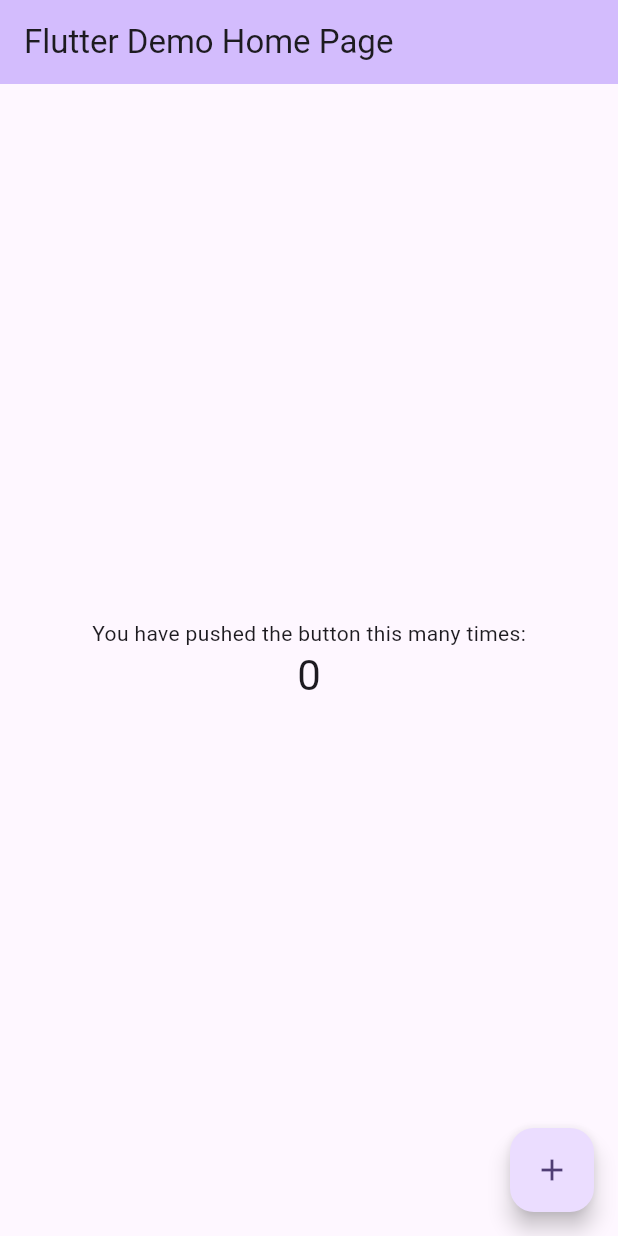
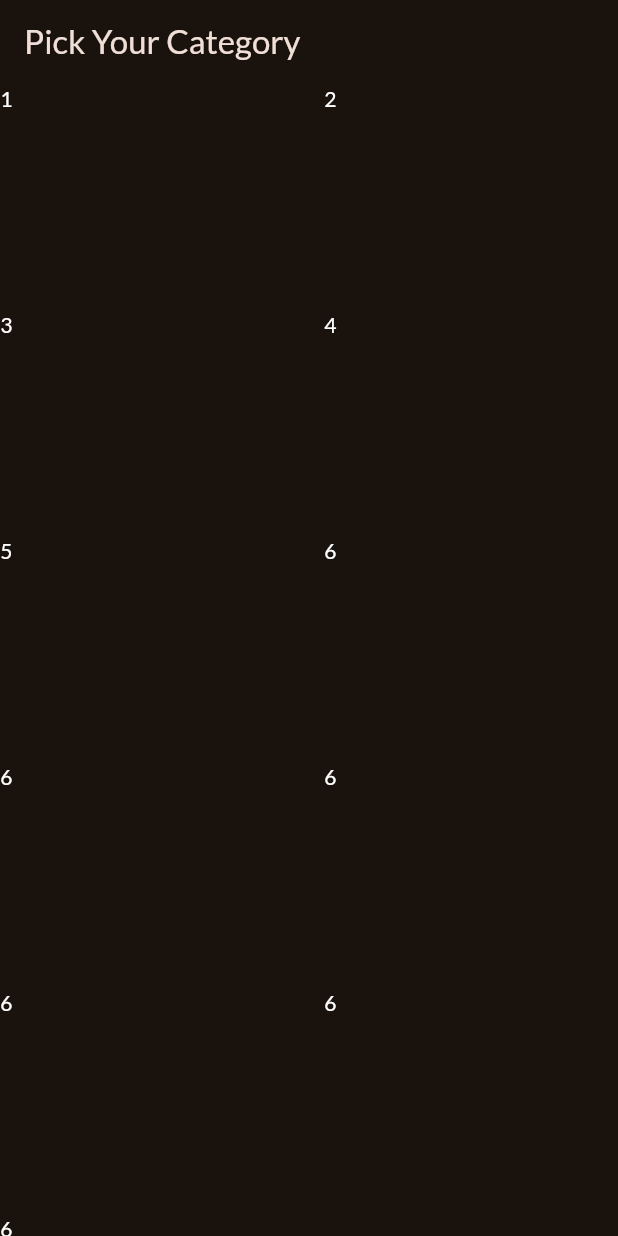
Before and after one commit to ajax-39/Flutter_InfoMeal, a Flutter app: the screen it shows after launch, on a phone screen of 412 x 824 dp. Run offline on Flutter 3.47's test engine with Material 3 defaults, Android fonts, the phone set to English and light mode, and no system bars; our stand-ins replace google_fonts.

Commit message:
create gridview structure

```diff
--- /dev/null
+++ b/lib/categories.dart
@@ -0,0 +1,72 @@
+import 'package:flutter/material.dart';
+
+class CategoriesScreen extends StatelessWidget {
+  const CategoriesScreen({super.key});
+
+  @override
+  Widget build(context) {
+    return Scaffold(
+      //
+      appBar: AppBar(
+        title: const Text(
+          'Pick Your Category',
+        ),
+      ),
+      //
+      body: GridView(
+        gridDelegate: const SliverGridDelegateWithFixedCrossAxisCount(
+          crossAxisCount: 2,
+          childAspectRatio: 3 / 2,
+          crossAxisSpacing: 20,
+          mainAxisSpacing: 20,
+        ),
+        children: const [
+          Text(
+            '1',
+            style: TextStyle(color: Colors.white),
+          ),
+          Text(
+            '2',
+            style: TextStyle(color: Colors.white),
+          ),
+          Text(
+            '3',
+            style: TextStyle(color: Colors.white),
+          ),
+          Text(
+            '4',
+            style: TextStyle(color: Colors.white),
+          ),
+          Text(
+            '5',
+            style: TextStyle(color: Colors.white),
+          ),
+          Text(
+            '6',
+            style: TextStyle(color: Colors.white),
+          ),
+          Text(
+            '6',
+            style: TextStyle(color: Colors.white),
+          ),
+          Text(
+            '6',
+            style: TextStyle(color: Colors.white),
+          ),
+          Text(
+            '6',
+            style: TextStyle(color: Colors.white),
+          ),
+          Text(
+            '6',
+            style: TextStyle(color: Colors.white),
+          ),
+          Text(
+            '6',
+            style: TextStyle(color: Colors.white),
+          ),
+        ],
+      ),
+    );
+  }
+}
--- a/lib/main.dart
+++ b/lib/main.dart
@@ -1,125 +1,30 @@
 import 'package:flutter/material.dart';
 
+import 'package:google_fonts/google_fonts.dart';
+import 'package:meals/categories.dart';
+
+final theme = ThemeData(
+  useMaterial3: true,
+  colorScheme: ColorScheme.fromSeed(
+    brightness: Brightness.dark,
+    seedColor: const Color.fromARGB(255, 131, 57, 0),
+  ),
+  textTheme: GoogleFonts.latoTextTheme(),
+);
+
 void main() {
-  runApp(const MyApp());
+  runApp(const App());
 }
 
-class MyApp extends StatelessWidget {
-  const MyApp({super.key});
+class App extends StatelessWidget {
+  const App({super.key});
 
-  // This widget is the root of your application.
   @override
   Widget build(BuildContext context) {
     return MaterialApp(
-      title: 'Flutter Demo',
-      theme: ThemeData(
-        // This is the theme of your application.
-        //
-        // TRY THIS: Try running your application with "flutter run". You'll see
-        // the application has a purple toolbar. Then, without quitting the app,
-        // try changing the seedColor in the colorScheme below to Colors.green
-        // and then invoke "hot reload" (save your changes or press the "hot
-        // reload" button in a Flutter-supported IDE, or press "r" if you used
-        // the command line to start the app).
-        //
-        // Notice that the counter didn't reset back to zero; the application
-        // state is not lost during the reload. To reset the state, use hot
-        // restart instead.
-        //
-        // This works for code too, not just values: Most code changes can be
-        // tested with just a hot reload.
-        colorScheme: ColorScheme.fromSeed(seedColor: Colors.deepPurple),
-        useMaterial3: true,
-      ),
-      home: const MyHomePage(title: 'Flutter Demo Home Page'),
+      debugShowCheckedModeBanner: false,
+      theme: theme,
+      home: const CategoriesScreen(),
     );
   }
 }
-
-class MyHomePage extends StatefulWidget {
-  const MyHomePage({super.key, required this.title});
-
-  // This widget is the home page of your application. It is stateful, meaning
-  // that it has a State object (defined below) that contains fields that affect
-  // how it looks.
-
-  // This class is the configuration for the state. It holds the values (in this
-  // case the title) provided by the parent (in this case the App widget) and
-  // used by the build method of the State. Fields in a Widget subclass are
-  // always marked "final".
-
-  final String title;
-
-  @override
-  State<MyHomePage> createState() => _MyHomePageState();
-}
-
-class _MyHomePageState extends State<MyHomePage> {
-  int _counter = 0;
-
-  void _incrementCounter() {
-    setState(() {
-      // This call to setState tells the Flutter framework that something has
-      // changed in this State, which causes it to rerun the build method below
-      // so that the display can reflect the updated values. If we changed
-      // _counter without calling setState(), then the build method would not be
-      // called again, and so nothing would appear to happen.
-      _counter++;
-    });
-  }
-
-  @override
-  Widget build(BuildContext context) {
-    // This method is rerun every time setState is called, for instance as done
-    // by the _incrementCounter method above.
-    //
-    // The Flutter framework has been optimized to make rerunning build methods
-    // fast, so that you can just rebuild anything that needs updating rather
-    // than having to individually change instances of widgets.
-    return Scaffold(
-      appBar: AppBar(
-        // TRY THIS: Try changing the color here to a specific color (to
-        // Colors.amber, perhaps?) and trigger a hot reload to see the AppBar
-        // change color while the other colors stay the same.
-        backgroundColor: Theme.of(context).colorScheme.inversePrimary,
-        // Here we take the value from the MyHomePage object that was created by
-        // the App.build method, and use it to set our appbar title.
-        title: Text(widget.title),
-      ),
-      body: Center(
-        // Center is a layout widget. It takes a single child and positions it
-        // in the middle of the parent.
-        child: Column(
-          // Column is also a layout widget. It takes a list of children and
-          // arranges them vertically. By default, it sizes itself to fit its
-          // children horizontally, and tries to be as tall as its parent.
-          //
-          // Column has various properties to control how it sizes itself and
-          // how it positions its children. Here we use mainAxisAlignment to
-          // center the children vertically; the main axis here is the vertical
-          // axis because Columns are vertical (the cross axis would be
-          // horizontal).
-          //
-          // TRY THIS: Invoke "debug painting" (choose the "Toggle Debug Paint"
-          // action in the IDE, or press "p" in the console), to see the
-          // wireframe for each widget.
-          mainAxisAlignment: MainAxisAlignment.center,
-          children: <Widget>[
-            const Text(
-              'You have pushed the button this many times:',
-            ),
-            Text(
-              '$_counter',
-              style: Theme.of(context).textTheme.headlineMedium,
-            ),
-          ],
-        ),
-      ),
-      floatingActionButton: FloatingActionButton(
-        onPressed: _incrementCounter,
-        tooltip: 'Increment',
-        child: const Icon(Icons.add),
-      ), // This trailing comma makes auto-formatting nicer for build methods.
-    );
-  }
-}
--- a/pubspec.yaml
+++ b/pubspec.yaml
@@ -35,6 +35,7 @@ dependencies:
   # The following adds the Cupertino Icons font to your application.
   # Use with the CupertinoIcons class for iOS style icons.
   cupertino_icons: ^1.0.6
+  google_fonts: ^6.2.1
 
 dev_dependencies:
   flutter_test:
```
Also changed, not shown: pubspec.lock, 1 other file.
